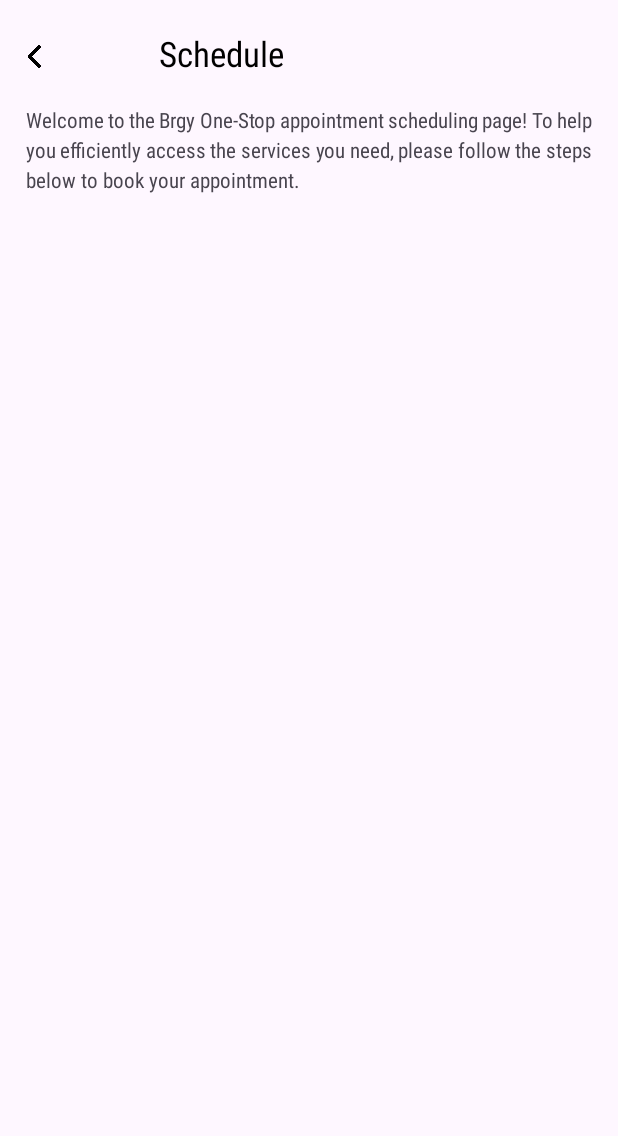
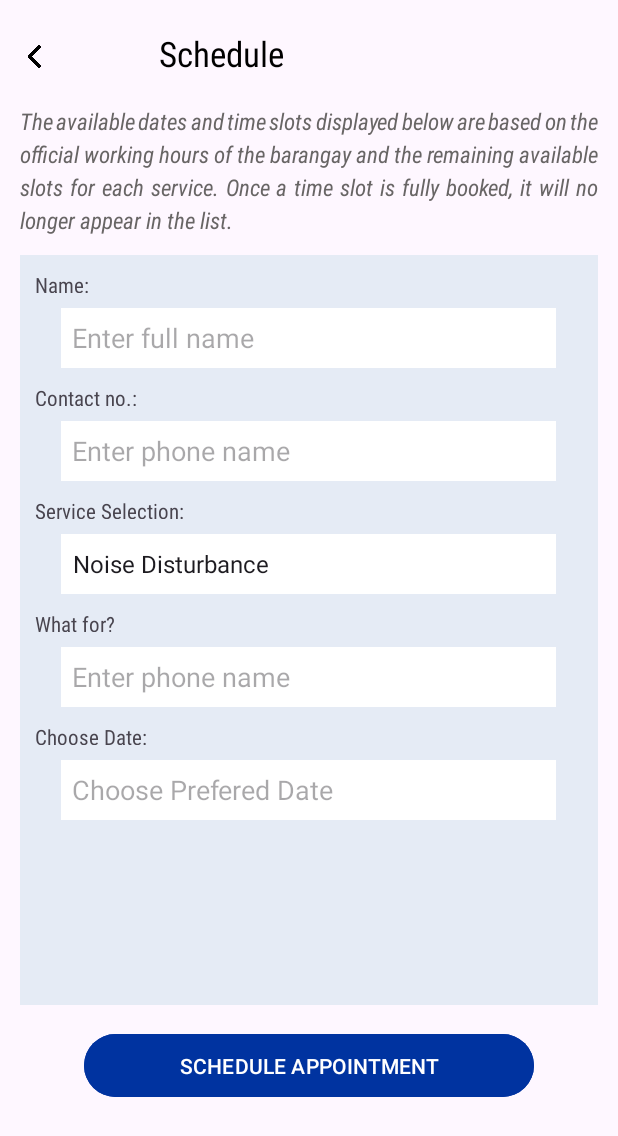
Before and after one commit to IgotW/BrgyOneStop, an Android app built with Jetpack Compose: the layout activity_schedule_appointment_form.xml on its own in the app's theme, with its tools: preview values and no code run, on a phone screen of 412 x 824 dp. Shown: the top 1136 px of the screen. Run offline under Robolectric (Android 15) with nearby library versions, the phone set to English and light mode, and no system bars.

Commit message:
initial activities with date picker

```diff
--- a/app/src/main/AndroidManifest.xml
+++ b/app/src/main/AndroidManifest.xml
@@ -1,6 +1,6 @@
 <?xml version="1.0" encoding="utf-8"?>
 <manifest xmlns:android="http://schemas.android.com/apk/res/android"
-    xmlns:tools="http://schemas.android.com/tools">
+    xmlns:tools="http://schemas.android.com/tools" >
 
     <application
         android:allowBackup="true"
@@ -11,7 +11,13 @@
         android:roundIcon="@mipmap/ic_launcher_round"
         android:supportsRtl="true"
         android:theme="@style/Theme.BrgyOneStop"
-        tools:targetApi="31">
+        tools:targetApi="31" >
+        <activity
+            android:name=".ScheduleAppointmentActivity"
+            android:exported="false" />
+        <activity
+            android:name=".ScheduleAppointmentFormActivity"
+            android:exported="false" />
         <activity
             android:name=".ForgotPassword3Activity"
             android:exported="false" />
@@ -35,7 +41,7 @@
             android:exported="false" />
         <activity
             android:name=".LoginActivity"
-            android:exported="true">
+            android:exported="true" >
             <intent-filter>
                 <action android:name="android.intent.action.MAIN" />
 
--- /dev/null
+++ b/app/src/main/java/com/google/brgyonestop/ScheduleAppointmentActivity.kt
@@ -0,0 +1,20 @@
+package com.google.brgyonestop
+
+import android.app.Activity
+import android.content.Intent
+import android.os.Bundle
+import android.widget.Button
+
+class ScheduleAppointmentActivity : Activity() {
+    override fun onCreate(savedInstanceState: Bundle?) {
+        super.onCreate(savedInstanceState)
+        setContentView(R.layout.activity_schedule_appointment)
+
+        val schedule = findViewById<Button>(R.id.schedule_button)
+        schedule.setOnClickListener{
+            val intent = Intent(this, ScheduleAppointmentFormActivity::class.java)
+            startActivity(intent)
+        }
+
+    }
+}
--- /dev/null
+++ b/app/src/main/java/com/google/brgyonestop/ScheduleAppointmentFormActivity.kt
@@ -0,0 +1,31 @@
+package com.google.brgyonestop
+
+import android.app.Activity
+import android.app.DatePickerDialog
+import android.os.Bundle
+import android.widget.EditText
+import java.util.Calendar
+
+class ScheduleAppointmentFormActivity : Activity() {
+    override fun onCreate(savedInstanceState: Bundle?) {
+        super.onCreate(savedInstanceState)
+        setContentView(R.layout.activity_schedule_appointment_form)
+
+        val dateEditText = findViewById<EditText>(R.id.dateEditText)
+
+        dateEditText.setOnClickListener {
+            val calendar = Calendar.getInstance()
+            val year = calendar.get(Calendar.YEAR)
+            val month = calendar.get(Calendar.MONTH)
+            val day = calendar.get(Calendar.DAY_OF_MONTH)
+
+            val datePickerDialog = DatePickerDialog(this, { _, selectedYear,selectedMonth,selectedDay ->
+                val selectedDate = "${selectedDay}/${selectedMonth + 1}/${selectedYear}"
+                dateEditText.setText(selectedDate)
+            }, year, month, day)
+
+            datePickerDialog.show()
+        }
+
+    }
+}
--- a/app/src/main/res/layout/activity_file_complaint.xml
+++ b/app/src/main/res/layout/activity_file_complaint.xml
@@ -8,7 +8,6 @@
     <ScrollView
         android:layout_width="match_parent"
         android:layout_height="match_parent">
-
         <LinearLayout
             android:layout_width="match_parent"
             android:layout_height="wrap_content"
@@ -81,15 +80,12 @@
                     android:fontFamily="sans-serif-condensed"
                     android:textSize="17sp"
                     android:layout_marginTop="10dp"/>
-
                 <Spinner
                     android:layout_width="match_parent"
                     android:layout_height="45dp"
                     android:background="@color/white"
-                    android:entries="@array/my_dropdown_items"
+                    android:entries="@array/filecomplaint_items"
                     android:layout_marginTop="11dp"/>
-
-                <!-- Complaint Details -->
                 <TextView
                     android:layout_width="match_parent"
                     android:layout_height="wrap_content"
--- a/app/src/main/res/layout/activity_schedule_appointment.xml
+++ b/app/src/main/res/layout/activity_schedule_appointment.xml
@@ -88,6 +88,7 @@
                 android:textSize="14sp" />
 
             <Button
+                android:id="@+id/schedule_button"
                 android:layout_width="330dp"
                 android:layout_height="50dp"
                 android:layout_gravity="center"
--- a/app/src/main/res/layout/activity_schedule_appointment_form.xml
+++ b/app/src/main/res/layout/activity_schedule_appointment_form.xml
@@ -28,17 +28,101 @@
         android:layout_height="match_parent">
         <LinearLayout
             android:layout_width="match_parent"
-            android:layout_height="match_parent">
+            android:layout_height="match_parent"
+            android:orientation="vertical">
             <TextView
                 android:layout_width="match_parent"
-                android:layout_height="70dp"
+                android:layout_height="90dp"
+                android:textStyle="italic"
+                android:textColor="#686565"
                 android:fontFamily="sans-serif-condensed"
+                android:textSize="15sp"
+                android:paddingLeft="13dp"
+                android:paddingRight="13dp"
                 android:justificationMode="inter_word"
                 android:lineSpacingExtra="4dp"
-                android:paddingLeft="17dp"
-                android:paddingRight="17dp"
-                android:text="Welcome to the Brgy One-Stop appointment scheduling page! To help you efficiently access the services you need, please follow the steps below to book your appointment."
-                android:textSize="14sp" />
+                android:text="The available dates and time slots displayed below are based on the official working hours of the barangay and the remaining available slots for each service. Once a time slot is fully booked, it will no longer appear in the list." />
+            <LinearLayout
+                android:layout_width="385dp"
+                android:layout_height="500dp"
+                android:orientation="vertical"
+                android:background="@color/second_background"
+                android:layout_gravity="center"
+                android:layout_marginTop="10dp">
+                <TextView
+                    android:layout_width="150dp"
+                    android:layout_height="35dp"
+                    android:text="Name:"
+                    android:padding="10dp"
+                    android:fontFamily="sans-serif-condensed"/>
+                <EditText
+                    android:layout_width="330dp"
+                    android:layout_height="40dp"
+                    android:hint="Enter full name"
+                    android:background="@color/white"
+                    android:layout_gravity="center"
+                    android:padding="7dp"/>
+                <TextView
+                    android:layout_width="150dp"
+                    android:layout_height="35dp"
+                    android:text="Contact no.: "
+                    android:padding="10dp"
+                    android:fontFamily="sans-serif-condensed"/>
+                <EditText
+                    android:layout_width="330dp"
+                    android:layout_height="40dp"
+                    android:hint="Enter phone name"
+                    android:background="@color/white"
+                    android:layout_gravity="center"
+                    android:padding="7dp"/>
+                <TextView
+                    android:layout_width="150dp"
+                    android:layout_height="35dp"
+                    android:text="Service Selection: "
+                    android:padding="10dp"
+                    android:fontFamily="sans-serif-condensed"/>
+                <Spinner
+                    android:layout_width="330dp"
+                    android:layout_height="40dp"
+                    android:background="@color/white"
+                    android:entries="@array/scheduleappointment_items"
+                    android:layout_gravity="center"/>
+                <TextView
+                    android:layout_width="150dp"
+                    android:layout_height="35dp"
+                    android:text="What for? "
+                    android:padding="10dp"
+                    android:fontFamily="sans-serif-condensed"/>
+                <EditText
+                    android:layout_width="330dp"
+                    android:layout_height="40dp"
+                    android:hint="Enter phone name"
+                    android:background="@color/white"
+                    android:layout_gravity="center"
+                    android:padding="7dp"/>
+                <TextView
+                    android:layout_width="150dp"
+                    android:layout_height="35dp"
+                    android:text="Choose Date: "
+                    android:padding="10dp"
+                    android:fontFamily="sans-serif-condensed"/>
+                <EditText
+                    android:id="@+id/dateEditText"
+                    android:layout_width="330dp"
+                    android:layout_height="40dp"
+                    android:hint="Choose Prefered Date"
+                    android:focusable="false"
+                    android:layout_gravity="center"
+                    android:background="@color/white"
+                    android:padding="7dp"/>
+            </LinearLayout>
+            <Button
+                android:layout_width="300dp"
+                android:layout_height="50dp"
+                android:backgroundTint="@color/primary_button"
+                android:text="SCHEDULE APPOINTMENT"
+                android:layout_gravity="center"
+                android:layout_marginTop="15dp"/>
         </LinearLayout>
     </ScrollView>
 </LinearLayout>
--- a/app/src/main/res/values/strings.xml
+++ b/app/src/main/res/values/strings.xml
@@ -1,7 +1,13 @@
 <resources>
     <string name="app_name">BrgyOneStop</string>
 
-    <string-array name="my_dropdown_items">
+    <string-array name="filecomplaint_items">
+        <item>Noise Disturbance</item>
+        <item>Garbage Issues</item>
+        <item>Road Obstructions</item>
+        <item>Street Lighting</item>
+    </string-array>
+    <string-array name="scheduleappointment_items">
         <item>Noise Disturbance</item>
         <item>Garbage Issues</item>
         <item>Road Obstructions</item>
```
